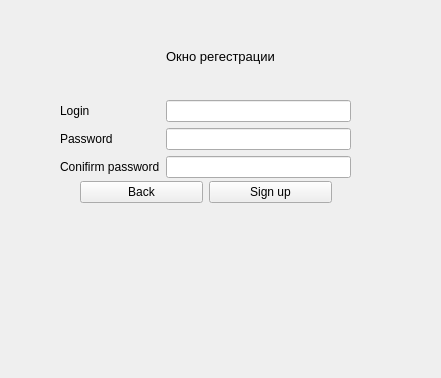
First picture: the form in clientPart/reg_window.ui, repository Alex9781/NeAgarIo, before the edit.
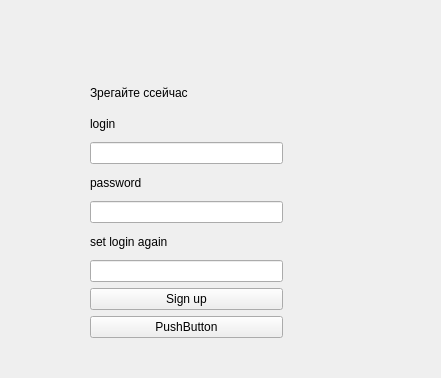
Second picture: the form after the edit.

The edit to the form file:
```diff
--- a/clientPart/reg_window.ui
+++ b/clientPart/reg_window.ui
@@ -13,99 +13,68 @@
   <property name="windowTitle">
    <string>Form</string>
   </property>
-  <widget class="QLabel" name="label">
+  <widget class="QWidget" name="gridLayoutWidget">
    <property name="geometry">
     <rect>
-     <x>0</x>
-     <y>40</y>
-     <width>441</width>
-     <height>33</height>
+     <x>90</x>
+     <y>80</y>
+     <width>193</width>
+     <height>258</height>
     </rect>
    </property>
-   <property name="text">
-    <string>&lt;html&gt;&lt;head/&gt;&lt;body&gt;&lt;p align=&quot;center&quot;&gt;&lt;span style=&quot; font-size:10pt;&quot;&gt;Окно регестрации&lt;/span&gt;&lt;/p&gt;&lt;/body&gt;&lt;/html&gt;</string>
-   </property>
-   <property name="textFormat">
-    <enum>Qt::AutoText</enum>
-   </property>
-  </widget>
-  <widget class="QWidget" name="formLayoutWidget">
-   <property name="geometry">
-    <rect>
-     <x>60</x>
-     <y>100</y>
-     <width>291</width>
-     <height>81</height>
-    </rect>
-   </property>
-   <layout class="QFormLayout" name="formLayout">
-    <item row="0" column="0">
-     <widget class="QLabel" name="label_Confirm">
+   <layout class="QGridLayout" name="gridLayout">
+    <item row="13" column="0">
+     <widget class="QPushButton" name="registerPushButton">
       <property name="text">
-       <string>Login</string>
-      </property>
-     </widget>
-    </item>
-    <item row="0" column="1">
-     <widget class="QLineEdit" name="login"/>
-    </item>
-    <item row="1" column="0">
-     <widget class="QLabel" name="label_Name">
-      <property name="text">
-       <string>Password</string>
-      </property>
-     </widget>
-    </item>
-    <item row="1" column="1">
-     <widget class="QLineEdit" name="password">
-      <property name="text">
-       <string/>
-      </property>
-      <property name="echoMode">
-       <enum>QLineEdit::Password</enum>
+       <string>Sign up</string>
       </property>
      </widget>
     </item>
     <item row="2" column="0">
+     <widget class="QLineEdit" name="nameLineEdit"/>
+    </item>
+    <item row="5" column="0">
+     <widget class="QLabel" name="label_Name">
+      <property name="text">
+       <string>password</string>
+      </property>
+     </widget>
+    </item>
+    <item row="1" column="0">
+     <widget class="QLabel" name="label_Confirm">
+      <property name="text">
+       <string>login</string>
+      </property>
+     </widget>
+    </item>
+    <item row="14" column="0">
+     <widget class="QPushButton" name="back">
+      <property name="text">
+       <string>PushButton</string>
+      </property>
+     </widget>
+    </item>
+    <item row="6" column="0">
+     <widget class="QLineEdit" name="passwordLineEdit"/>
+    </item>
+    <item row="0" column="0">
+     <widget class="QLabel" name="label">
+      <property name="text">
+       <string>Зрегайте ссейчас</string>
+      </property>
+     </widget>
+    </item>
+    <item row="10" column="0">
      <widget class="QLabel" name="label_Pass">
       <property name="text">
-       <string>Conifirm password</string>
+       <string>set login again</string>
       </property>
      </widget>
     </item>
-    <item row="2" column="1">
-     <widget class="QLineEdit" name="conifirm">
+    <item row="11" column="0">
+     <widget class="QLineEdit" name="confirmLineEdit">
       <property name="inputMask">
        <string/>
-      </property>
-      <property name="echoMode">
-       <enum>QLineEdit::Password</enum>
-      </property>
-     </widget>
-    </item>
-   </layout>
-  </widget>
-  <widget class="QWidget" name="horizontalLayoutWidget">
-   <property name="geometry">
-    <rect>
-     <x>80</x>
-     <y>180</y>
-     <width>252</width>
-     <height>25</height>
-    </rect>
-   </property>
-   <layout class="QHBoxLayout" name="horizontalLayout_2">
-    <item>
-     <widget class="QPushButton" name="back">
-      <property name="text">
-       <string>Back</string>
-      </property>
-     </widget>
-    </item>
-    <item>
-     <widget class="QPushButton" name="registerPushButton">
-      <property name="text">
-       <string>Sign up</string>
       </property>
      </widget>
     </item>
```
